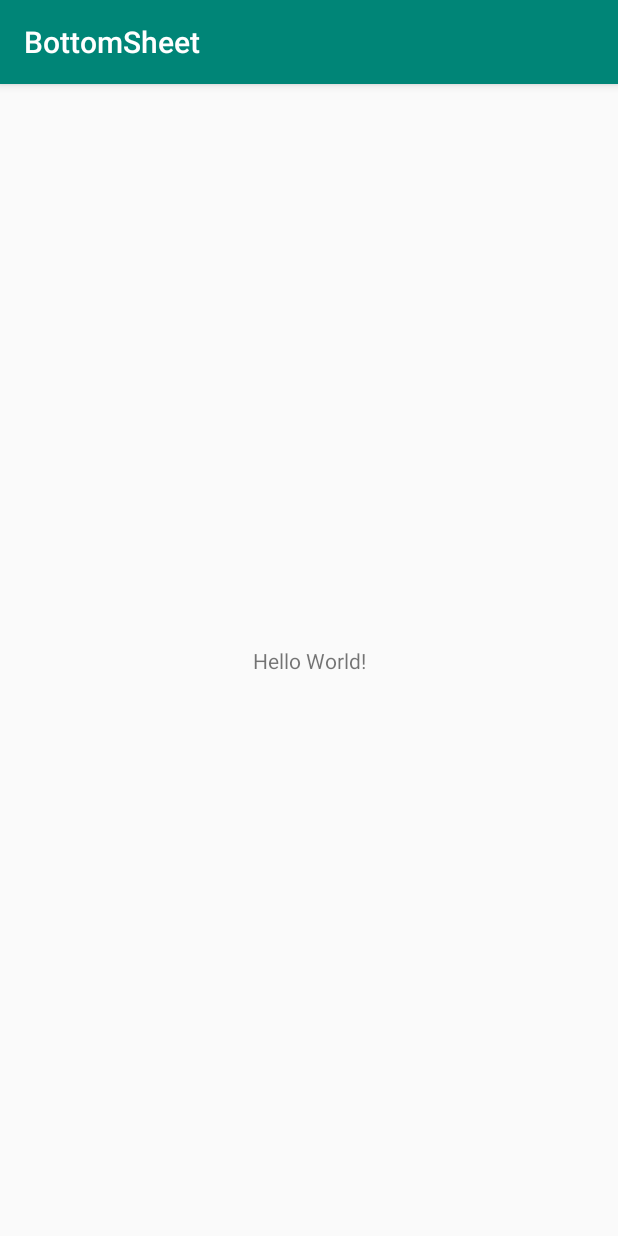
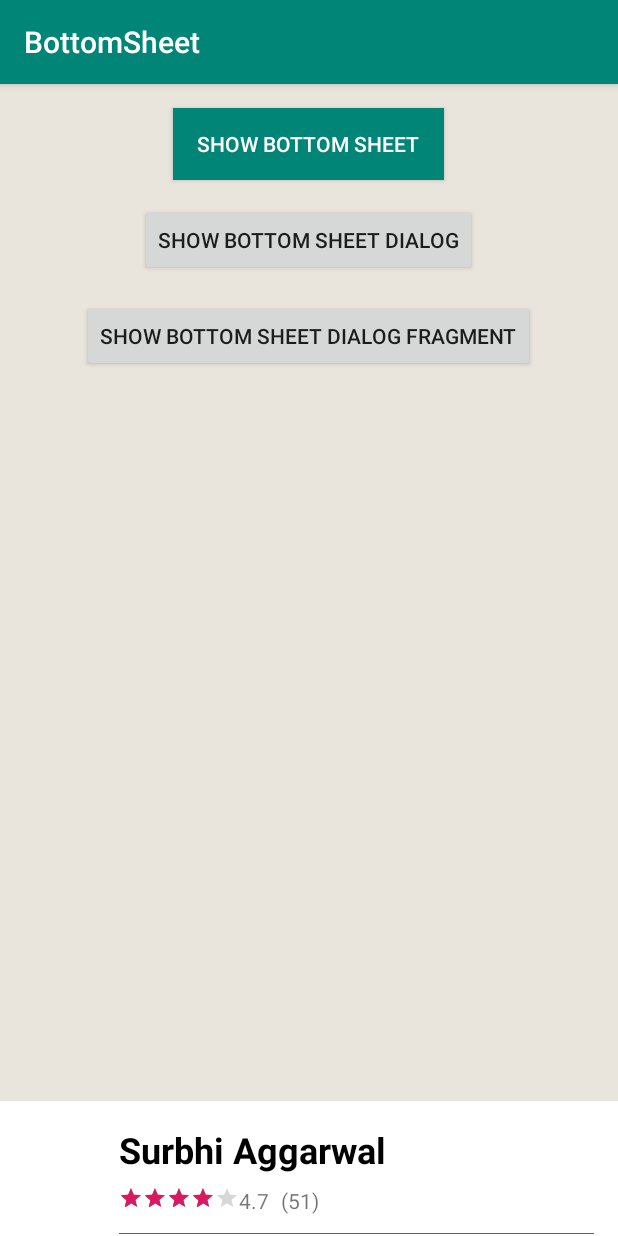
Before and after one commit to ErSurbhiGoyal/android-projects, an Android app: the screen it shows after launch (MainActivity), on a phone screen of 412 x 824 dp. Run offline under Robolectric (Android 15) with nearby library versions, the phone set to English and light mode, and no system bars.

Commit message:
bottom sheet

```diff
--- a/BottomSheet/app/build.gradle
+++ b/BottomSheet/app/build.gradle
@@ -22,6 +22,8 @@ dependencies {
     implementation fileTree(dir: 'libs', include: ['*.jar'])
     implementation 'com.android.support:appcompat-v7:28.0.0'
     implementation 'com.android.support.constraint:constraint-layout:1.1.3'
+    implementation 'com.android.support:design:28.0.0'
+
     testImplementation 'junit:junit:4.12'
     androidTestImplementation 'com.android.support.test:runner:1.0.2'
     androidTestImplementation 'com.android.support.test.espresso:espresso-core:3.0.2'
--- a/BottomSheet/app/src/main/AndroidManifest.xml
+++ b/BottomSheet/app/src/main/AndroidManifest.xml
@@ -1,6 +1,8 @@
 <?xml version="1.0" encoding="utf-8"?>
 <manifest xmlns:android="http://schemas.android.com/apk/res/android"
     package="com.suroid.bottomsheet">
+
+    <uses-permission android:name="android.permission.INTERNET"/>
 
     <application
         android:allowBackup="true"
@@ -16,6 +18,7 @@
                 <category android:name="android.intent.category.LAUNCHER" />
             </intent-filter>
         </activity>
+        <activity android:name=".InAppBrowser"/>
     </application>
 
 </manifest>
--- a/BottomSheet/app/src/main/java/com/suroid/bottomsheet/MainActivity.java
+++ b/BottomSheet/app/src/main/java/com/suroid/bottomsheet/MainActivity.java
@@ -1,13 +1,94 @@
 package com.suroid.bottomsheet;
 
+import android.content.Intent;
+import android.support.annotation.NonNull;
+import android.support.design.widget.BottomSheetBehavior;
+import android.support.design.widget.BottomSheetDialog;
 import android.support.v7.app.AppCompatActivity;
 import android.os.Bundle;
+import android.view.View;
+import android.widget.Button;
+import android.widget.LinearLayout;
 
 public class MainActivity extends AppCompatActivity {
+
+    private BottomSheetBehavior sheetBehavior;
+    private LinearLayout bottom_sheet;
+    private Button btn_bottom_sheet,btn_bottom_sheet_dialog,btn_bottom_sheet_dialog_fragment;
 
     @Override
     protected void onCreate(Bundle savedInstanceState) {
         super.onCreate(savedInstanceState);
         setContentView(R.layout.activity_main);
+
+        bottom_sheet = findViewById(R.id.bottom_sheet);
+        sheetBehavior = BottomSheetBehavior.from(bottom_sheet);
+        btn_bottom_sheet = findViewById(R.id.btn_bottom_sheet);
+        btn_bottom_sheet_dialog = findViewById(R.id.btn_bottom_sheet_dialog);
+        btn_bottom_sheet_dialog_fragment = findViewById(R.id.btn_bottom_sheet_dialog_fragment);
+// click event for show-dismiss bottom sheet
+        btn_bottom_sheet.setOnClickListener(new View.OnClickListener() {
+            @Override
+            public void onClick(View view) {
+                if (sheetBehavior.getState() != BottomSheetBehavior.STATE_EXPANDED) {
+                    sheetBehavior.setState(BottomSheetBehavior.STATE_EXPANDED);
+                    btn_bottom_sheet.setText("Close sheet");
+                } else {
+                    sheetBehavior.setState(BottomSheetBehavior.STATE_COLLAPSED);
+                    btn_bottom_sheet.setText("Expand sheet");
+                }
+            }
+        });
+
+        btn_bottom_sheet_dialog.setOnClickListener(new View.OnClickListener() {
+            @Override
+            public void onClick(View v) {
+                View dialogView = getLayoutInflater().inflate(R.layout.modal_bottom_sheet, null);
+                BottomSheetDialog dialog = new BottomSheetDialog(MainActivity.this);
+                dialog.setContentView(dialogView);
+                dialog.show();
+            }
+        });
+
+        btn_bottom_sheet_dialog_fragment.setOnClickListener(new View.OnClickListener() {
+            @Override
+            public void onClick(View v) {
+                BottomSheetFragment bottomSheetFragment = new BottomSheetFragment();
+                bottomSheetFragment.show(getSupportFragmentManager(), bottomSheetFragment.getTag());
+            }
+        });
+
+// callback for do something
+        sheetBehavior.setBottomSheetCallback(new BottomSheetBehavior.BottomSheetCallback() {
+            @Override
+            public void onStateChanged(@NonNull View view, int newState) {
+                switch (newState) {
+                    case BottomSheetBehavior.STATE_HIDDEN:
+                        break;
+                    case BottomSheetBehavior.STATE_EXPANDED: {
+                        btn_bottom_sheet.setText("Close Sheet");
+                    }
+                    break;
+                    case BottomSheetBehavior.STATE_COLLAPSED: {
+                        btn_bottom_sheet.setText("Expand Sheet");
+                    }
+                    break;
+                    case BottomSheetBehavior.STATE_DRAGGING:
+                        break;
+                    case BottomSheetBehavior.STATE_SETTLING:
+                        break;
+                }
+            }
+
+            @Override
+            public void onSlide(@NonNull View view, float v) {
+
+            }
+        });
+    }
+
+    public void showBrowser(){
+        Intent intent = new Intent(this,InAppBrowser.class);
+        startActivity(intent);
     }
 }
--- a/BottomSheet/app/src/main/res/layout/activity_main.xml
+++ b/BottomSheet/app/src/main/res/layout/activity_main.xml
@@ -1,18 +1,15 @@
 <?xml version="1.0" encoding="utf-8"?>
-<android.support.constraint.ConstraintLayout xmlns:android="http://schemas.android.com/apk/res/android"
+<android.support.design.widget.CoordinatorLayout xmlns:android="http://schemas.android.com/apk/res/android"
     xmlns:app="http://schemas.android.com/apk/res-auto"
     xmlns:tools="http://schemas.android.com/tools"
     android:layout_width="match_parent"
     android:layout_height="match_parent"
+    android:background="#ffffff"
     tools:context=".MainActivity">
 
-    <TextView
-        android:layout_width="wrap_content"
-        android:layout_height="wrap_content"
-        android:text="Hello World!"
-        app:layout_constraintBottom_toBottomOf="parent"
-        app:layout_constraintLeft_toLeftOf="parent"
-        app:layout_constraintRight_toRightOf="parent"
-        app:layout_constraintTop_toTopOf="parent" />
+    <include layout="@layout/content_main" />
 
-</android.support.constraint.ConstraintLayout>
+    <!-- Adding bottom sheet after main content -->
+    <include layout="@layout/persistent_bottom_sheet"/>
+
+</android.support.design.widget.CoordinatorLayout>
--- /dev/null
+++ b/BottomSheet/app/src/main/res/layout/content_main.xml
@@ -0,0 +1,41 @@
+<?xml version="1.0" encoding="utf-8"?>
+<LinearLayout xmlns:android="http://schemas.android.com/apk/res/android"
+    xmlns:app="http://schemas.android.com/apk/res-auto"
+    xmlns:tools="http://schemas.android.com/tools"
+    android:layout_width="match_parent"
+    android:layout_height="match_parent"
+    android:layout_alignParentTop="true"
+    android:background="#E9E5DC"
+    android:orientation="vertical"
+    app:layout_behavior="@string/appbar_scrolling_view_behavior"
+    tools:showIn="@layout/activity_main">
+
+    <Button
+        android:id="@+id/btn_bottom_sheet"
+        android:layout_width="wrap_content"
+        android:layout_height="wrap_content"
+        android:layout_gravity="center_horizontal"
+        android:layout_marginTop="16dp"
+        android:background="@color/colorPrimary"
+        android:paddingLeft="16dp"
+        android:paddingRight="16dp"
+        android:text="Show Bottom Sheet"
+        android:textColor="@android:color/white" />
+
+    <Button
+        android:id="@+id/btn_bottom_sheet_dialog"
+        android:layout_width="wrap_content"
+        android:layout_height="wrap_content"
+        android:layout_gravity="center_horizontal"
+        android:layout_marginTop="16dp"
+        android:text="Show Bottom Sheet Dialog" />
+
+    <Button
+        android:id="@+id/btn_bottom_sheet_dialog_fragment"
+        android:layout_width="wrap_content"
+        android:layout_height="wrap_content"
+        android:layout_gravity="center_horizontal"
+        android:layout_marginTop="16dp"
+        android:text="Show Bottom Sheet Dialog Fragment" />
+
+</LinearLayout>
--- /dev/null
+++ b/BottomSheet/app/src/main/res/layout/persistent_bottom_sheet.xml
@@ -0,0 +1,117 @@
+<?xml version="1.0" encoding="utf-8"?>
+<LinearLayout xmlns:android="http://schemas.android.com/apk/res/android"
+    xmlns:app="http://schemas.android.com/apk/res-auto"
+    android:id="@+id/bottom_sheet"
+    android:layout_width="match_parent"
+    android:layout_height="wrap_content"
+    android:background="#ffffff"
+    android:orientation="vertical"
+    android:padding="16dp"
+    app:behavior_hideable="false"
+    app:behavior_peekHeight="90dp"
+    app:layout_behavior="android.support.design.widget.BottomSheetBehavior">
+
+    <LinearLayout
+        android:layout_width="match_parent"
+        android:layout_height="wrap_content"
+        android:orientation="horizontal">
+
+        <View
+            android:layout_width="0dp"
+            android:layout_height="match_parent"
+            android:layout_weight="1" />
+
+        <LinearLayout
+            android:layout_width="0dp"
+            android:layout_height="wrap_content"
+            android:layout_weight="5"
+            android:orientation="vertical">
+
+            <TextView
+                android:layout_width="wrap_content"
+                android:layout_height="wrap_content"
+                android:text="Surbhi Aggarwal"
+                android:textColor="#000000"
+                android:textSize="24sp"
+                android:textStyle="bold" />
+
+            <LinearLayout
+                android:layout_width="wrap_content"
+                android:layout_height="wrap_content"
+                android:layout_marginTop="8dp"
+                android:orientation="horizontal">
+
+                <android.support.v7.widget.AppCompatRatingBar
+                    style="@style/Base.Widget.AppCompat.RatingBar.Small"
+                    android:layout_width="wrap_content"
+                    android:layout_height="wrap_content"
+                    android:numStars="5"
+                    android:rating="4" />
+
+                <TextView
+                    android:layout_width="wrap_content"
+                    android:layout_height="wrap_content"
+                    android:text="4.7" />
+
+                <TextView
+                    android:layout_width="wrap_content"
+                    android:layout_height="wrap_content"
+                    android:layout_marginLeft="8dp"
+                    android:text="(51)" />
+
+            </LinearLayout>
+
+            <View
+                android:layout_width="match_parent"
+                android:layout_height="0.5dp"
+                android:layout_marginTop="12dp"
+                android:layout_marginBottom="12dp"
+                android:background="#5d5d5d" />
+
+            <TextView
+                android:layout_width="wrap_content"
+                android:layout_height="wrap_content"
+                android:text="Sr. Software Developer - Android"
+                android:textColor="#5692F5" />
+
+            <View
+                android:layout_width="match_parent"
+                android:layout_height="0.5dp"
+                android:layout_marginTop="12dp"
+                android:layout_marginBottom="12dp"
+                android:background="#5d5d5d" />
+
+        </LinearLayout>
+
+    </LinearLayout>
+
+    <TextView
+        android:layout_width="wrap_content"
+        android:layout_height="wrap_content"
+        android:layout_margin="8dp"
+        android:drawablePadding="16dp"
+        android:text="Experience - 3 yrs" />
+
+    <TextView
+        android:layout_width="wrap_content"
+        android:layout_height="wrap_content"
+        android:layout_margin="8dp"
+        android:drawablePadding="16dp"
+        android:text="Email - surbhigoyal183@gmail.com" />
+
+    <TextView
+        android:layout_width="wrap_content"
+        android:layout_height="wrap_content"
+        android:layout_margin="8dp"
+        android:drawablePadding="16dp"
+        android:text="Current Position - Freelancer" />
+
+    <!--<Button-->
+        <!--android:layout_width="match_parent"-->
+        <!--android:layout_height="wrap_content"-->
+        <!--android:layout_marginTop="16dp"-->
+        <!--android:background="#000"-->
+        <!--android:text="PROCEED PAYMENT"-->
+        <!--android:textColor="#fff" />-->
+
+</LinearLayout>
```
Also changed, not shown: BottomSheet/app/src/main/java/com/suroid/bottomsheet/BottomSheetFragment.java (added, +43 -0 lines), BottomSheet/app/src/main/java/com/suroid/bottomsheet/InAppBrowser.java (added, +18 -0 lines), BottomSheet/app/src/main/res/layout/app_browser.xml (added, +14 -0 lines), BottomSheet/app/src/main/res/layout/modal_bottom_sheet.xml (added, +118 -0 lines).
